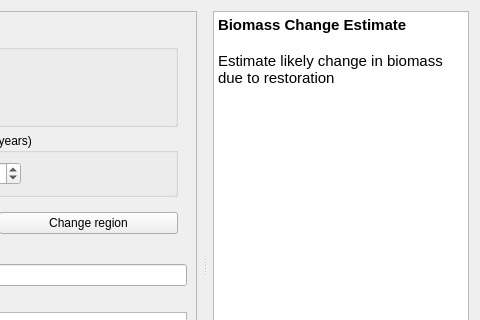
The window that LDMP/gui/DlgCalculateRestBiomassData.ui (ConservationInternational/trends.earth) describes before a commit, drawn with Qt 5; both pictures show x 212 to 692 and y 0 to 320 of the 692 by 560 pixel window.
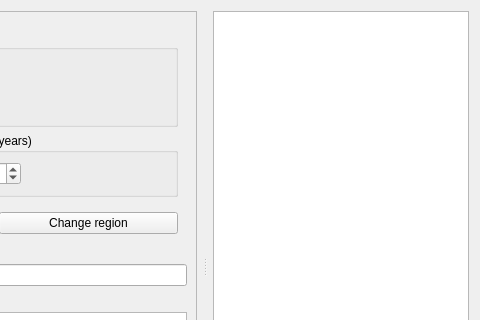
The same window after the commit.

```diff
--- a/LDMP/gui/DlgCalculateRestBiomassData.ui
+++ b/LDMP/gui/DlgCalculateRestBiomassData.ui
@@ -267,15 +267,7 @@
       <property name="accessibleName">
        <string/>
       </property>
-      <property name="html">
-       <string>&lt;!DOCTYPE HTML PUBLIC &quot;-//W3C//DTD HTML 4.0//EN&quot; &quot;http://www.w3.org/TR/REC-html40/strict.dtd&quot;&gt;
-&lt;html&gt;&lt;head&gt;&lt;meta name=&quot;qrichtext&quot; content=&quot;1&quot; /&gt;&lt;style type=&quot;text/css&quot;&gt;
-p, li { white-space: pre-wrap; }
-&lt;/style&gt;&lt;/head&gt;&lt;body style=&quot; font-family:'Ubuntu'; font-size:11pt; font-weight:400; font-style:normal;&quot;&gt;
-&lt;p style=&quot; margin-top:0px; margin-bottom:0px; margin-left:0px; margin-right:0px; -qt-block-indent:0; text-indent:0px;&quot;&gt;&lt;span style=&quot; font-weight:600;&quot;&gt;Biomass Change Estimate&lt;/span&gt;&lt;/p&gt;
-&lt;p style=&quot;-qt-paragraph-type:empty; margin-top:0px; margin-bottom:0px; margin-left:0px; margin-right:0px; -qt-block-indent:0; text-indent:0px; font-weight:600;&quot;&gt;&lt;br /&gt;&lt;/p&gt;
-&lt;p style=&quot; margin-top:0px; margin-bottom:0px; margin-left:0px; margin-right:0px; -qt-block-indent:0; text-indent:0px;&quot;&gt;Estimate likely change in biomass due to restoration&lt;/p&gt;&lt;/body&gt;&lt;/html&gt;</string>
-      </property>
+      <property name="html"><string/></property>
       <property name="openExternalLinks">
        <bool>true</bool>
       </property>
```
